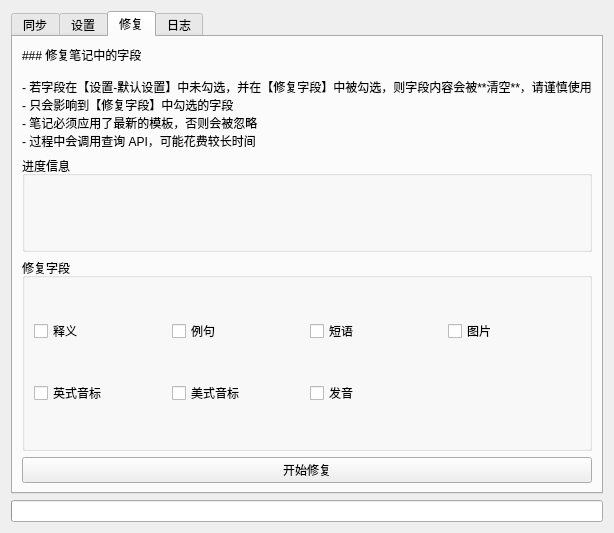
First picture: the form in addon/UIForm/main_ui.ui, repository joexzh/Dict2Anki, before the edit.
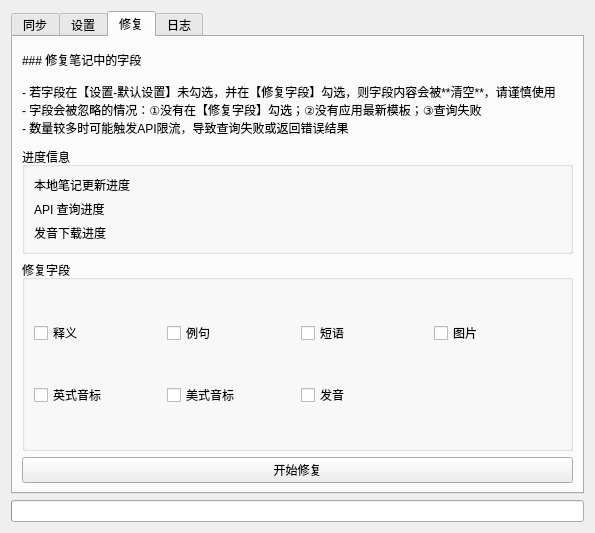
Second picture: the form after the edit. The open tabs and pages were chosen to show the change.

What changed in the file:
```diff
--- a/addon/UIForm/main_ui.ui
+++ b/addon/UIForm/main_ui.ui
@@ -497,10 +497,9 @@
          <property name="text">
           <string>### 修复笔记中的字段
 
-- 若字段在【设置-默认设置】中未勾选，并在【修复字段】中被勾选，则字段内容会被**清空**，请谨慎使用
-- 只会影响到【修复字段】中勾选的字段
-- 笔记必须应用了最新的模板，否则会被忽略
-- 过程中会调用查询 API，可能花费较长时间</string>
+- 若字段在【设置-默认设置】未勾选，并在【修复字段】勾选，则字段内容会被**清空**，请谨慎使用
+- 字段会被忽略的情况：①没有在【修复字段】勾选；②没有应用最新模板；③查询失败
+- 数量较多时可能触发API限流，导致查询失败或返回错误结果</string>
          </property>
          <property name="textFormat">
           <enum>Qt::TextFormat::MarkdownText</enum>
@@ -519,21 +518,21 @@
           <item row="0" column="0">
            <widget class="QLabel" name="noteFixProgressNoteLabel">
             <property name="text">
-             <string/>
+             <string>本地笔记更新进度</string>
             </property>
            </widget>
           </item>
           <item row="1" column="0">
            <widget class="QLabel" name="noteFixProgressQueryLabel">
             <property name="text">
-             <string/>
+             <string>API 查询进度</string>
             </property>
            </widget>
           </item>
           <item row="2" column="0">
            <widget class="QLabel" name="noteFixProgressAudioLabel">
             <property name="text">
-             <string/>
+             <string>发音下载进度</string>
             </property>
            </widget>
           </item>
```
